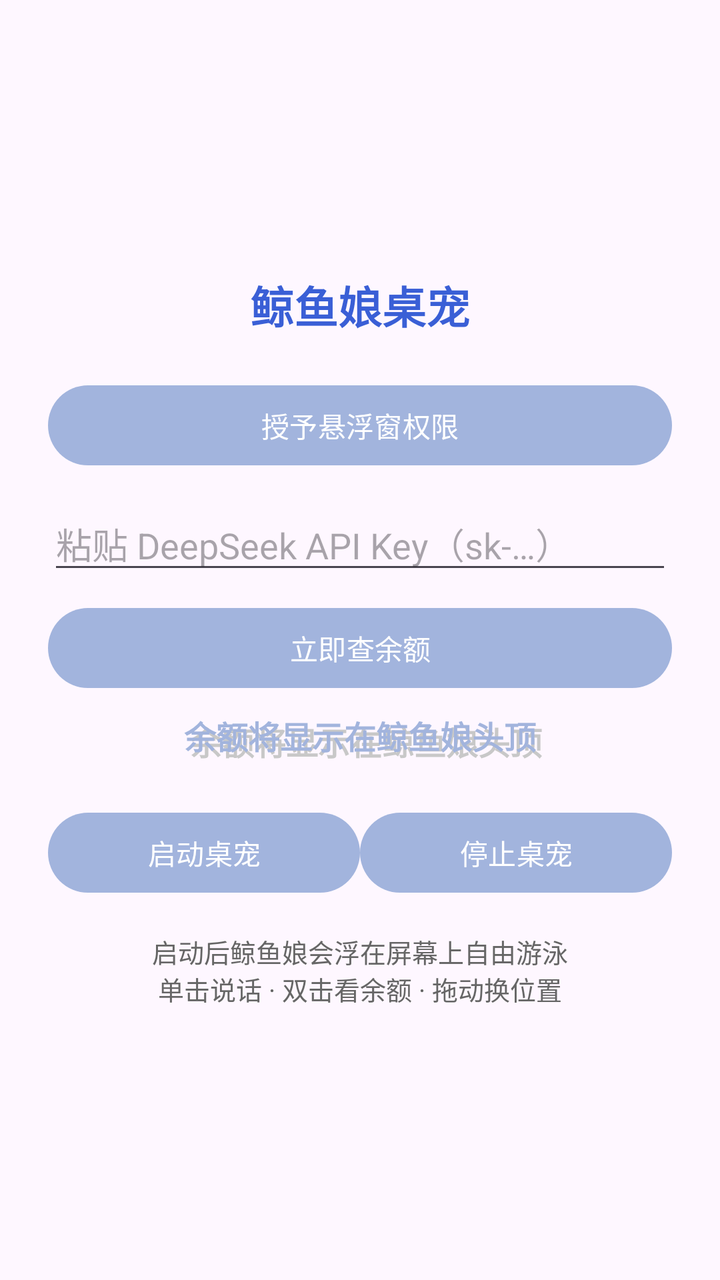
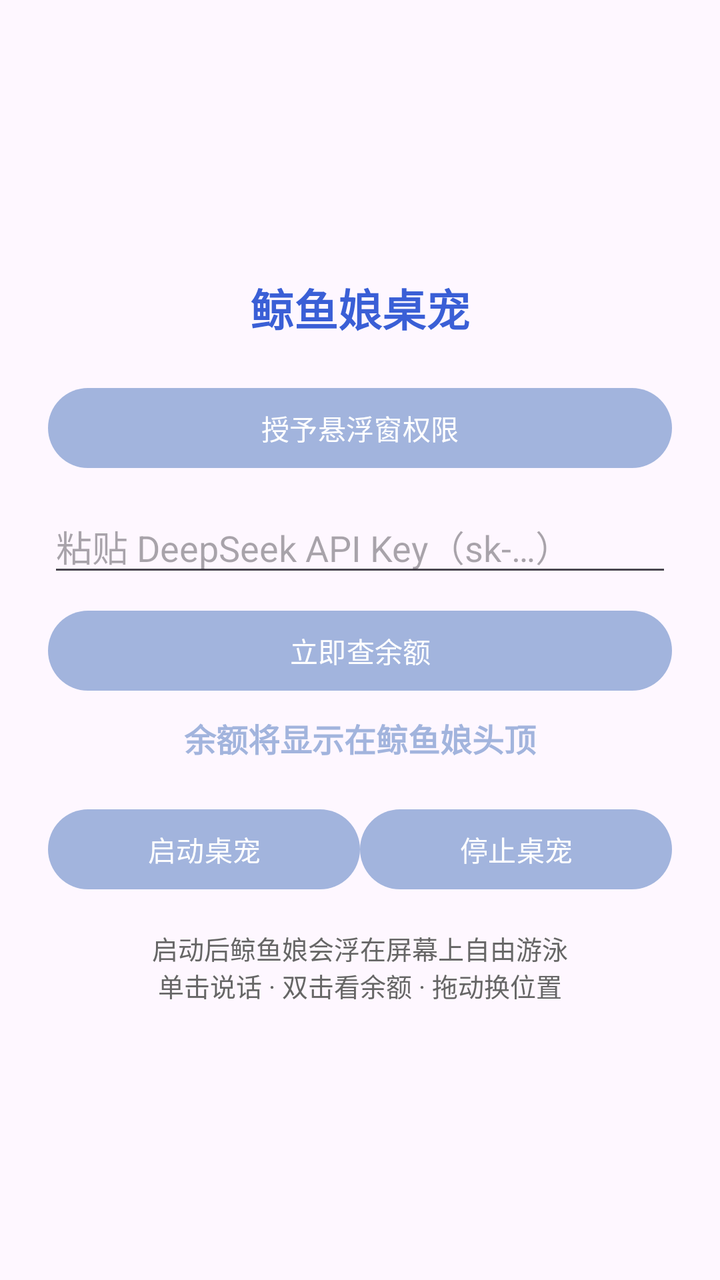

Screens rendered from an Android XML layout before and after an edit, with the pre-edit source and the edit as a unified diff.
<!-- AndroidManifest.xml: application theme Theme.WhalePet -->
<!-- res/layout/page_home.xml -->
<?xml version="1.0" encoding="utf-8"?>
<ScrollView xmlns:android="http://schemas.android.com/apk/res/android"
    android:layout_width="match_parent"
    android:layout_height="match_parent"
    android:fillViewport="true">

    <LinearLayout
        android:layout_width="match_parent"
        android:layout_height="wrap_content"
        android:gravity="center_vertical|center_horizontal"
        android:orientation="vertical"
        android:padding="24dp">

        <TextView
            android:layout_width="wrap_content"
            android:layout_height="wrap_content"
            android:layout_gravity="center_horizontal"
            android:layout_marginBottom="20dp"
            android:text="@string/main_title"
            android:textColor="@color/ic_launcher_background"
            android:textSize="22sp"
            android:textStyle="bold" />

        
        <Button
            android:id="@+id/btn_overlay"
            android:layout_width="match_parent"
            android:layout_height="wrap_content"
            android:text="@string/grant_overlay" />

        
        <EditText
            android:id="@+id/et_api_key"
            android:layout_width="match_parent"
            android:layout_height="wrap_content"
            android:layout_marginTop="12dp"
            android:hint="@string/api_key_hint"
            android:importantForAutofill="no"
            android:inputType="textPassword" />

        
        <Button
            android:id="@+id/btn_check_balance"
            android:layout_width="match_parent"
            android:layout_height="wrap_content"
            android:layout_marginTop="8dp"
            android:text="@string/check_balance_now" />

        
        <FrameLayout
            android:layout_width="match_parent"
            android:layout_height="wrap_content"
            android:layout_marginTop="8dp">

            <TextView
                android:id="@+id/tv_balance_shadow"
                android:layout_width="wrap_content"
                android:layout_height="wrap_content"
                android:layout_gravity="center_horizontal"
                android:layout_marginStart="3dp"
                android:layout_marginTop="3dp"
                android:text="@string/balance_hint"
                android:textColor="#C8C8C8"
                android:textSize="16sp"
                android:textStyle="bold" />

            <TextView
                android:id="@+id/tv_balance"
                android:layout_width="wrap_content"
                android:layout_height="wrap_content"
                android:layout_gravity="center_horizontal"
                android:text="@string/balance_hint"
                android:textColor="#A2B4DD"
                android:textSize="16sp"
                android:textStyle="bold" />
        </FrameLayout>

        
        <LinearLayout
            android:layout_width="match_parent"
            android:layout_height="wrap_content"
            android:layout_marginTop="20dp"
            android:orientation="horizontal">

            <Button
                android:id="@+id/btn_start"
                android:layout_width="0dp"
                android:layout_height="wrap_content"
                android:layout_weight="1"
                android:text="@string/start_service" />

            <Button
                android:id="@+id/btn_stop"
                android:layout_width="0dp"
                android:layout_height="wrap_content"
                android:layout_weight="1"
                android:text="@string/stop_service" />
        </LinearLayout>

        <TextView
            android:layout_width="match_parent"
            android:layout_height="wrap_content"
            android:layout_marginTop="16dp"
            android:gravity="center"
            android:text="@string/home_hint"
            android:textColor="#666666"
            android:textSize="13sp" />
    </LinearLayout>
</ScrollView>
<!-- resources referenced by this layout -->
<resources>
  <color name="ic_launcher_background">#3A5FD6</color>
  <string name="api_key_hint">粘贴 DeepSeek API Key（sk-…）</string>
  <string name="balance_hint">余额将显示在鲸鱼娘头顶</string>
  <string name="check_balance_now">立即查余额</string>
  <string name="grant_overlay">授予悬浮窗权限</string>
  <string name="home_hint">启动后鲸鱼娘会浮在屏幕上自由游泳\n单击说话 · 双击看余额 · 拖动换位置</string>
  <string name="main_title">鲸鱼娘桌宠</string>
  <string name="start_service">启动桌宠</string>
  <string name="stop_service">停止桌宠</string>
  <style name="Theme.WhalePet" parent="Theme.Material3.DayNight.NoActionBar">
          
          <item name="colorPrimary">#A2B4DD</item>
          <item name="colorOnPrimary">#FFFFFF</item>
          <item name="colorPrimaryContainer">#D6DEF2</item>
          <item name="colorOnPrimaryContainer">#22315E</item>
          <item name="android:statusBarColor">@android:color/transparent</item>
      </style>
</resources>

<!-- the commit's change to res/layout/page_home.xml (unified diff, before → after) -->
@@ -46,34 +46,16 @@
             android:layout_marginTop="8dp"
             android:text="@string/check_balance_now" />
 
-        
-        <FrameLayout
+        <TextView
+            android:id="@+id/tv_balance"
             android:layout_width="match_parent"
             android:layout_height="wrap_content"
-            android:layout_marginTop="8dp">
-
-            <TextView
-                android:id="@+id/tv_balance_shadow"
-                android:layout_width="wrap_content"
-                android:layout_height="wrap_content"
-                android:layout_gravity="center_horizontal"
-                android:layout_marginStart="3dp"
-                android:layout_marginTop="3dp"
-                android:text="@string/balance_hint"
-                android:textColor="#C8C8C8"
-                android:textSize="16sp"
-                android:textStyle="bold" />
-
-            <TextView
-                android:id="@+id/tv_balance"
-                android:layout_width="wrap_content"
-                android:layout_height="wrap_content"
-                android:layout_gravity="center_horizontal"
-                android:text="@string/balance_hint"
-                android:textColor="#A2B4DD"
-                android:textSize="16sp"
-                android:textStyle="bold" />
-        </FrameLayout>
+            android:layout_marginTop="8dp"
+            android:gravity="center"
+            android:text="@string/balance_hint"
+            android:textColor="#A2B4DD"
+            android:textSize="16sp"
+            android:textStyle="bold" />
 
         
         <LinearLayout
